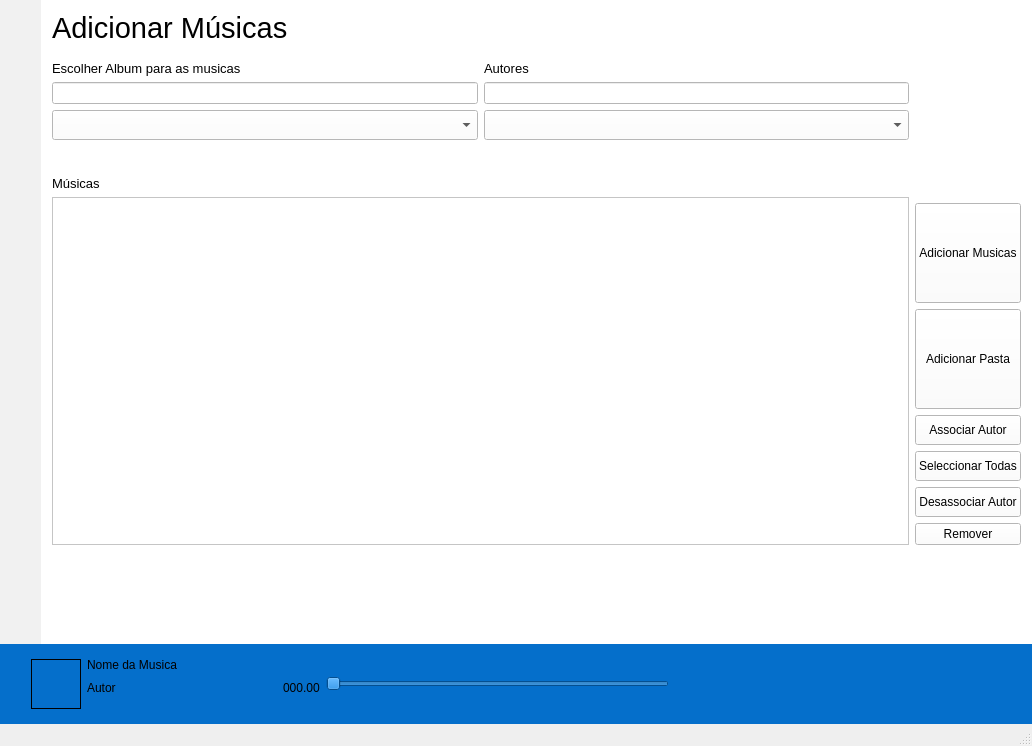
Grupo-9-EngenhariaSoftware2016/Media-Player, file media5/mainwindow.ui: the form before one commit.
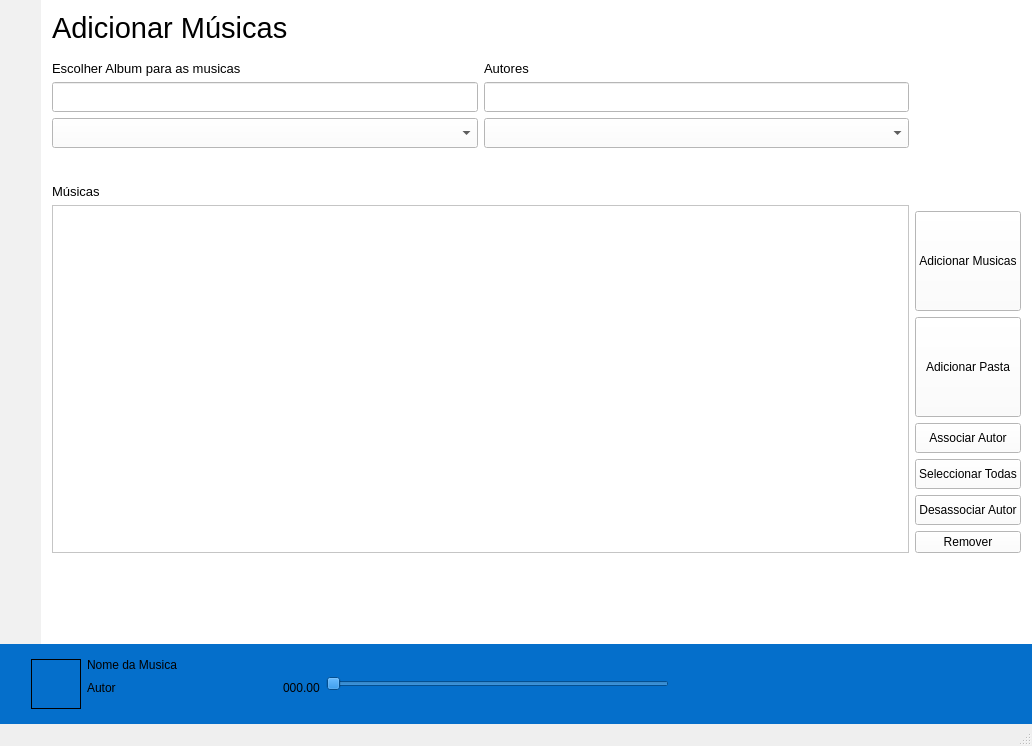
The form after the commit. The open tabs and pages were chosen to show the change. Icons and pictures are not drawn.

Patch:
```diff
--- a/media5/mainwindow.ui
+++ b/media5/mainwindow.ui
@@ -2817,7 +2817,20 @@
            </widget>
           </item>
           <item row="4" column="1">
-           <widget class="QLineEdit" name="lineEdit_2"/>
+           <widget class="QLineEdit" name="lineEdit_2">
+            <property name="minimumSize">
+             <size>
+              <width>0</width>
+              <height>30</height>
+             </size>
+            </property>
+            <property name="font">
+             <font>
+              <family>Yu Gothic UI</family>
+              <pointsize>10</pointsize>
+             </font>
+            </property>
+           </widget>
           </item>
           <item row="5" column="1">
            <widget class="QComboBox" name="page_add_music_comboBox_albuns_3">
@@ -2900,7 +2913,20 @@
            </spacer>
           </item>
           <item row="4" column="0">
-           <widget class="QLineEdit" name="lineEdit"/>
+           <widget class="QLineEdit" name="lineEdit">
+            <property name="minimumSize">
+             <size>
+              <width>0</width>
+              <height>30</height>
+             </size>
+            </property>
+            <property name="font">
+             <font>
+              <family>Yu Gothic UI</family>
+              <pointsize>10</pointsize>
+             </font>
+            </property>
+           </widget>
           </item>
           <item row="3" column="0">
            <widget class="QLabel" name="page_add_music_label_2">
```
Left out of the diff: 218 changed lines with no effect on the pictures.
